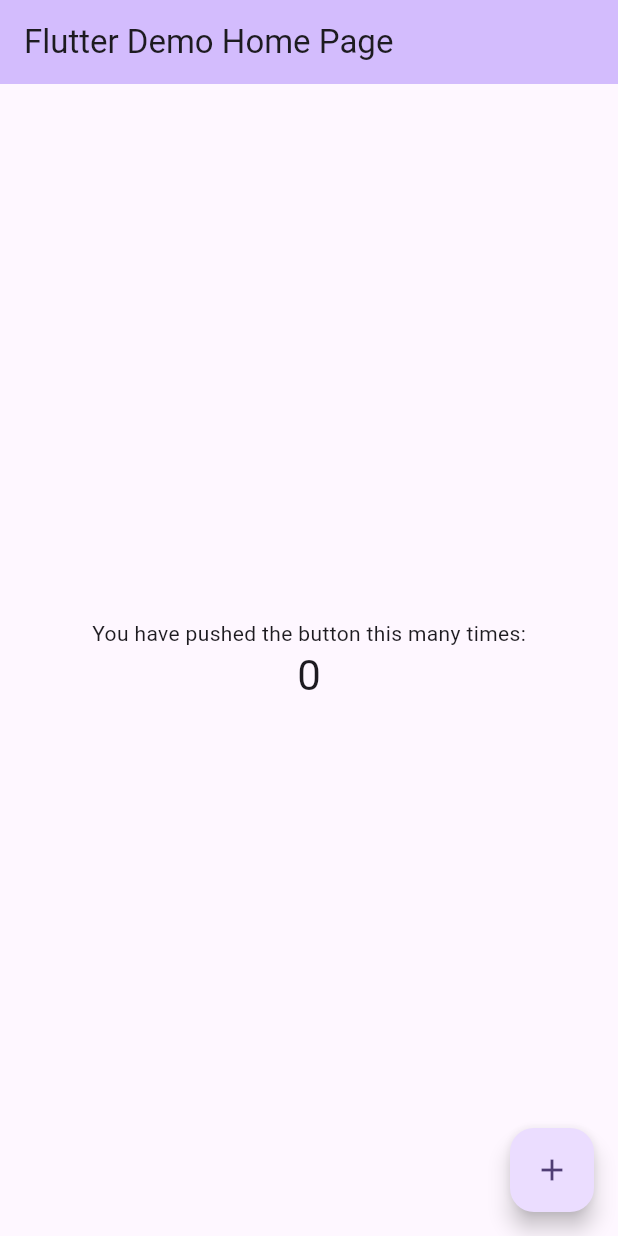
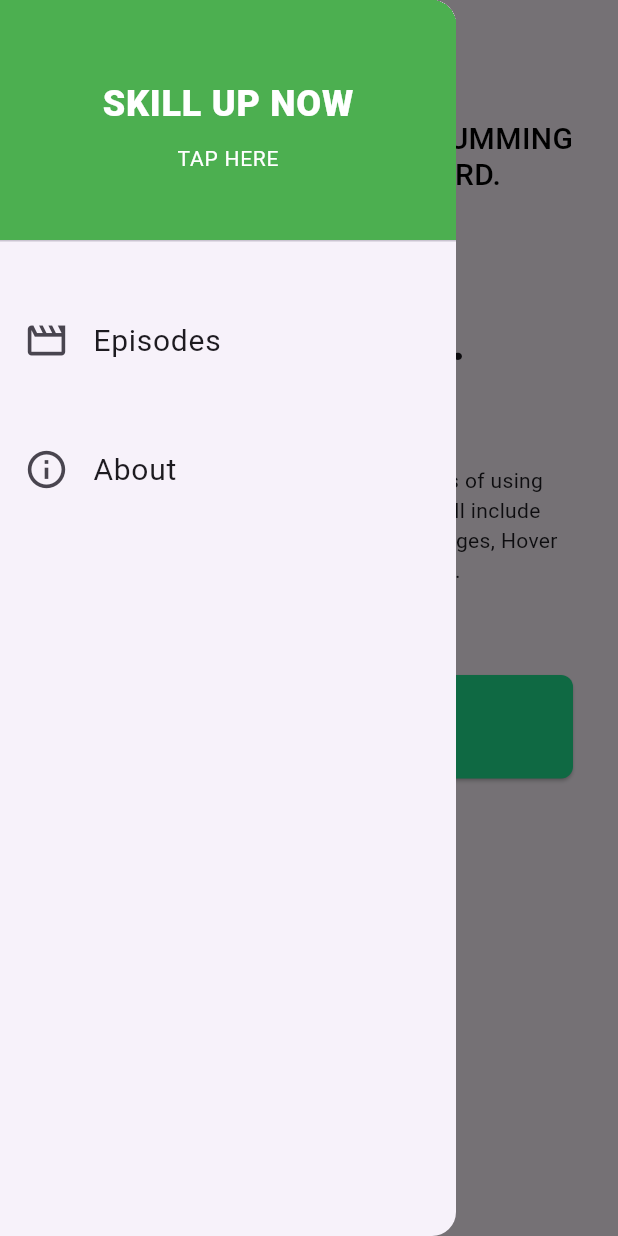
Before and after one commit to Abdus-Selim/Ostad-B7-Assignments, a Flutter app: the screen it shows after launch, with the side drawer open (before the commit the screen has no drawer), on a phone screen of 412 x 824 dp. Run offline on Flutter 3.47's test engine with Material 3 defaults, Android fonts, the phone set to English and light mode, and no system bars.

Commit message:
Responsive for Mobile and Desktop

```diff
--- /dev/null
+++ b/lib/Utils/screen_utils.dart
@@ -0,0 +1,21 @@
+enum DeviceType {
+  mobile,
+  tablet,
+  desktop,
+}
+
+class ScreenUtils {
+  static const double maxMobileSize = 640;
+  static const double maxTabletSize = 1008;
+  static const double minDesktopSize = 1008;
+
+  static DeviceType getDeviceType(double width) {
+    if (width < ScreenUtils.maxMobileSize) {
+      return DeviceType.mobile;
+    } else if (width >= ScreenUtils.maxMobileSize &&
+        width < ScreenUtils.maxTabletSize) {
+      return DeviceType.tablet;
+    }
+    return DeviceType.desktop;
+  }
+}
--- /dev/null
+++ b/lib/Widgets/responsive_builder.dart
@@ -0,0 +1,29 @@
+import 'package:flutter/cupertino.dart';
+import 'package:module_12_assignment_app/Utils/screen_utils.dart';
+
+class ResponsiveBuilder extends StatelessWidget {
+  const ResponsiveBuilder({
+    super.key,
+    required this.mobile,
+    this.tablet,
+    required this.desktop,
+  });
+
+  final Widget mobile;
+  final Widget? tablet;
+  final Widget desktop;
+
+  @override
+  Widget build(BuildContext context) {
+    final size = MediaQuery.sizeOf(context).width;
+    final DeviceType deviceType = ScreenUtils.getDeviceType(size);
+    print(deviceType);
+
+    if (deviceType == DeviceType.mobile) {
+      return mobile;
+    } else if (deviceType == DeviceType.tablet) {
+      return tablet ?? mobile;
+    }
+    return desktop;
+  }
+}
--- a/lib/main.dart
+++ b/lib/main.dart
@@ -1,4 +1,6 @@
 import 'package:flutter/material.dart';
+import 'package:module_12_assignment_app/Widgets/responsive_builder.dart';
+import 'package:module_12_assignment_app/my_drawer.dart';
 
 void main() {
   runApp(const MyApp());
@@ -7,119 +9,214 @@
 class MyApp extends StatelessWidget {
   const MyApp({super.key});
 
-  // This widget is the root of your application.
   @override
   Widget build(BuildContext context) {
-    return MaterialApp(
-      title: 'Flutter Demo',
-      theme: ThemeData(
-        // This is the theme of your application.
-        //
-        // TRY THIS: Try running your application with "flutter run". You'll see
-        // the application has a purple toolbar. Then, without quitting the app,
-        // try changing the seedColor in the colorScheme below to Colors.green
-        // and then invoke "hot reload" (save your changes or press the "hot
-        // reload" button in a Flutter-supported IDE, or press "r" if you used
-        // the command line to start the app).
-        //
-        // Notice that the counter didn't reset back to zero; the application
-        // state is not lost during the reload. To reset the state, use hot
-        // restart instead.
-        //
-        // This works for code too, not just values: Most code changes can be
-        // tested with just a hot reload.
-        colorScheme: ColorScheme.fromSeed(seedColor: Colors.deepPurple),
-        useMaterial3: true,
-      ),
-      home: const MyHomePage(title: 'Flutter Demo Home Page'),
+    return const MaterialApp(
+      debugShowCheckedModeBanner: false,
+      home: HomeScreen(),
+      title: "Responsive App",
     );
   }
 }
 
-class MyHomePage extends StatefulWidget {
-  const MyHomePage({super.key, required this.title});
-
-  // This widget is the home page of your application. It is stateful, meaning
-  // that it has a State object (defined below) that contains fields that affect
-  // how it looks.
-
-  // This class is the configuration for the state. It holds the values (in this
-  // case the title) provided by the parent (in this case the App widget) and
-  // used by the build method of the State. Fields in a Widget subclass are
-  // always marked "final".
-
-  final String title;
-
-  @override
-  State<MyHomePage> createState() => _MyHomePageState();
-}
-
-class _MyHomePageState extends State<MyHomePage> {
-  int _counter = 0;
-
-  void _incrementCounter() {
-    setState(() {
-      // This call to setState tells the Flutter framework that something has
-      // changed in this State, which causes it to rerun the build method below
-      // so that the display can reflect the updated values. If we changed
-      // _counter without calling setState(), then the build method would not be
-      // called again, and so nothing would appear to happen.
-      _counter++;
-    });
-  }
+class HomeScreen extends StatelessWidget {
+  const HomeScreen({super.key});
 
   @override
   Widget build(BuildContext context) {
-    // This method is rerun every time setState is called, for instance as done
-    // by the _incrementCounter method above.
-    //
-    // The Flutter framework has been optimized to make rerunning build methods
-    // fast, so that you can just rebuild anything that needs updating rather
-    // than having to individually change instances of widgets.
+    return ResponsiveBuilder(
+      mobile: _mobileFormat(),
+      desktop: _desktopFormat(),
+    );
+  }
+
+  Widget _desktopFormat() {
     return Scaffold(
-      appBar: AppBar(
-        // TRY THIS: Try changing the color here to a specific color (to
-        // Colors.amber, perhaps?) and trigger a hot reload to see the AppBar
-        // change color while the other colors stay the same.
-        backgroundColor: Theme.of(context).colorScheme.inversePrimary,
-        // Here we take the value from the MyHomePage object that was created by
-        // the App.build method, and use it to set our appbar title.
-        title: Text(widget.title),
+      body: Padding(
+        padding: const EdgeInsets.all(60),
+        child: Center(
+          child: Column(
+            children: [
+              const Row(
+                crossAxisAlignment: CrossAxisAlignment.start,
+                mainAxisAlignment: MainAxisAlignment.spaceBetween,
+                children: [
+                  Column(
+                    crossAxisAlignment: CrossAxisAlignment.start,
+                    children: [
+                      Text("HUMMING"),
+                      Text("BIRD."),
+                    ],
+                  ),
+                  Row(
+                    children: [
+                      Text("Episodes"),
+                      SizedBox(width: 30),
+                      Text("About"),
+                    ],
+                  ),
+                ],
+              ),
+              const SizedBox(height: 120),
+              Row(
+                crossAxisAlignment: CrossAxisAlignment.start,
+                children: [
+                  const Expanded(
+                    child: Column(
+                      crossAxisAlignment: CrossAxisAlignment.start,
+                      children: [
+                        Text(
+                          "FLUTTER WEB.\nTHE BASICS",
+                          style: TextStyle(
+                            fontSize: 40,
+                            height: 1,
+                            fontWeight: FontWeight.w900,
+                          ),
+                        ),
+                        SizedBox(height: 25),
+                        Text(
+                          "In this course we will go over the basics of using Flutter Web for development. Topics will include Responsive Layout, Deploying, Font Changes, Hover functionality, Modals and more.",
+                          style: TextStyle(
+                            fontSize: 18,
+                          ),
+                        ),
+                      ],
+                    ),
+                  ),
+                  Expanded(
+                      child: Column(
+                    crossAxisAlignment: CrossAxisAlignment.center,
+                    mainAxisAlignment: MainAxisAlignment.center,
+                    children: [
+                      const SizedBox(
+                        height: 80,
+                      ),
+                      ElevatedButton(
+                        style: ElevatedButton.styleFrom(
+                          backgroundColor: const Color(0xFF20E492),
+                          padding: const EdgeInsets.symmetric(
+                            vertical: 20,
+                            horizontal: 50,
+                          ),
+                          shape: RoundedRectangleBorder(
+                            borderRadius: BorderRadius.circular(8),
+                          ),
+                        ),
+                        onPressed: () {},
+                        child: const Text(
+                          "Join Course",
+                          style: TextStyle(
+                            fontSize: 16,
+                            fontWeight: FontWeight.bold,
+                            color: Colors.white,
+                          ),
+                        ),
+                      )
+                    ],
+                  ))
+                ],
+              )
+            ],
+          ),
+        ),
+      ),
+    );
+  }
+
+  Widget _mobileFormat() {
+    return Scaffold(
+      drawer: const Drawer(
+        child: my_drawer(),
       ),
       body: Center(
-        // Center is a layout widget. It takes a single child and positions it
-        // in the middle of the parent.
-        child: Column(
-          // Column is also a layout widget. It takes a list of children and
-          // arranges them vertically. By default, it sizes itself to fit its
-          // children horizontally, and tries to be as tall as its parent.
-          //
-          // Column has various properties to control how it sizes itself and
-          // how it positions its children. Here we use mainAxisAlignment to
-          // center the children vertically; the main axis here is the vertical
-          // axis because Columns are vertical (the cross axis would be
-          // horizontal).
-          //
-          // TRY THIS: Invoke "debug painting" (choose the "Toggle Debug Paint"
-          // action in the IDE, or press "p" in the console), to see the
-          // wireframe for each widget.
-          mainAxisAlignment: MainAxisAlignment.center,
-          children: <Widget>[
-            const Text(
-              'You have pushed the button this many times:',
-            ),
-            Text(
-              '$_counter',
-              style: Theme.of(context).textTheme.headlineMedium,
-            ),
-          ],
+        child: Padding(
+          padding: const EdgeInsets.only(
+            top: 80,
+            left: 30,
+            right: 30,
+          ),
+          child: Column(
+            mainAxisAlignment:
+                MainAxisAlignment.start, // Center content vertically
+            crossAxisAlignment:
+                CrossAxisAlignment.center, // Center content horizontally
+            children: [
+              // Custom Toolbar
+              Container(
+                padding: const EdgeInsets.only(
+                  bottom: 80,
+                ),
+                child: Row(
+                  mainAxisAlignment: MainAxisAlignment.spaceBetween,
+                  children: [
+                    Builder(
+                      builder: (context) {
+                        return IconButton(
+                          icon: const Icon(
+                            Icons.menu,
+                            color: Colors.black,
+                          ),
+                          onPressed: () {
+                            Scaffold.of(context).openDrawer();
+                          },
+                        );
+                      },
+                    ),
+                    const Text(
+                      "HUMMING\nBIRD.",
+                      style: TextStyle(
+                        color: Colors.black,
+                        fontSize: 20,
+                        fontWeight: FontWeight.w500,
+                        height: 1.2, // Adjust line height for multiline text
+                      ),
+                    ),
+                  ],
+                ),
+              ),
+              // Centered Body Content
+              const Text(
+                "FLUTTER WEB.\nTHE BASICS",
+                style: TextStyle(
+                  fontSize: 30,
+                  fontWeight: FontWeight.w900,
+                ),
+                textAlign: TextAlign.center,
+              ),
+              const SizedBox(height: 16),
+              const Text(
+                'In this course we will go over the basics of using Flutter Web for development. Topics will include Responsive Layout, Deploying, Font Changes, Hover functionality, Modals and more.',
+                textAlign: TextAlign.center, // Center the descriptive text
+              ),
+              const SizedBox(height: 60),
+              Center(
+                child: SizedBox(
+                  width: double.infinity,
+                  child: ElevatedButton(
+                    style: ElevatedButton.styleFrom(
+                      backgroundColor: Color(0xFF20E492),
+                      padding: const EdgeInsets.symmetric(
+                        vertical: 20,
+                      ),
+                      shape: const RoundedRectangleBorder(
+                        borderRadius: BorderRadius.all(Radius.circular(8)),
+                      ),
+                    ),
+                    onPressed: () {},
+                    child: const Text(
+                      "Join Course",
+                      style: TextStyle(
+                        fontSize: 20,
+                        color: Colors.white,
+                      ),
+                    ),
+                  ),
+                ),
+              ),
+            ],
+          ),
         ),
       ),
-      floatingActionButton: FloatingActionButton(
-        onPressed: _incrementCounter,
-        tooltip: 'Increment',
-        child: const Icon(Icons.add),
-      ), // This trailing comma makes auto-formatting nicer for build methods.
     );
   }
 }
--- /dev/null
+++ b/lib/my_drawer.dart
@@ -0,0 +1,66 @@
+import 'package:flutter/material.dart';
+
+class my_drawer extends StatelessWidget {
+  const my_drawer({
+    super.key,
+  });
+
+  @override
+  Widget build(BuildContext context) {
+    return ListView(
+      padding: EdgeInsets.zero,
+      children: <Widget>[
+        const DrawerHeader(
+          decoration: BoxDecoration(
+            color: Colors.green,
+          ),
+          child: Column(
+            mainAxisAlignment: MainAxisAlignment.center,
+            children: [
+              Text(
+                "SKILL UP NOW",
+                style: TextStyle(
+                  fontSize: 24,
+                  fontWeight: FontWeight.w900,
+                  color: Colors.white,
+                ),
+              ),
+              SizedBox(height: 8),
+              Text(
+                "TAP HERE",
+                style: TextStyle(
+                  color: Colors.white,
+                  fontSize: 14,
+                ),
+              ),
+            ],
+          ),
+        ),
+        const SizedBox(height: 30),
+        ListTile(
+          leading: const Icon(
+            Icons.movie_outlined,
+            size: 30,
+          ),
+          title: const Text(
+            "Episodes",
+            style: TextStyle(fontSize: 20),
+          ),
+          onTap: () {},
+        ),
+        const SizedBox(height: 30),
+        ListTile(
+          leading: const Icon(
+            Icons.info_outline,
+            size: 30,
+          ),
+          title: const Text(
+            "About",
+            style: TextStyle(fontSize: 20),
+          ),
+          onTap: () {},
+        ),
+      ],
+    );
+  }
+}
```
